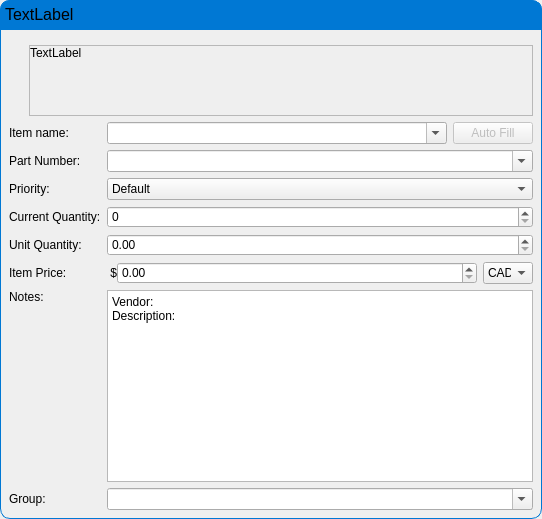
Before: the Qt Designer form ui/add_item_dialog.ui in TheCodingJsoftware/Invigo, drawn with Qt 5.
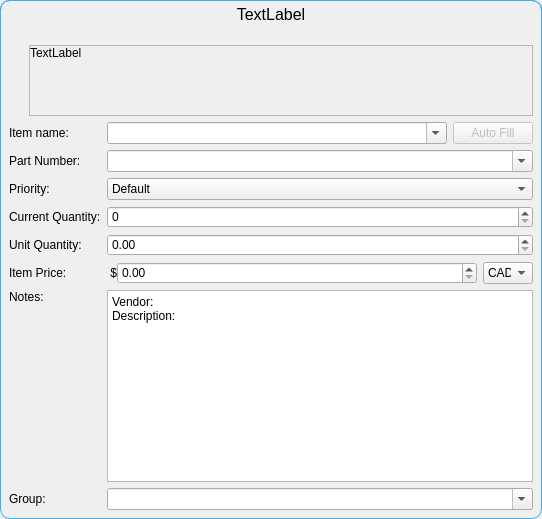
After: the same form once the commit is applied.

The edit to the form file:
```diff
--- a/ui/add_item_dialog.ui
+++ b/ui/add_item_dialog.ui
@@ -43,7 +43,7 @@
 	border-bottom-left-radius:10px;
 	border-top-right-radius:10px;
 	border-bottom-right-radius:10px;
-	border: 1px solid  rgb(0,120,212);;
+	border: 1px solid  #3daee9;
 }</string>
      </property>
      <layout class="QVBoxLayout" name="verticalLayout_3" stretch="0,0">
@@ -79,11 +79,10 @@
          </font>
         </property>
         <property name="styleSheet">
-         <string notr="true">background-color: rgb(0,120,212);
-border-top-left-radius:10px;
+         <string notr="true">border-top-left-radius:10px;
 border-top-right-radius:10px;
-border: 1px solid  rgb(0,120,212);
-</string>
+border: 1px solid  #3daee9;
+border-bottom: none;</string>
         </property>
         <property name="frameShape">
          <enum>QFrame::Box</enum>
@@ -95,7 +94,7 @@
          <string>TextLabel</string>
         </property>
         <property name="alignment">
-         <set>Qt::AlignLeading|Qt::AlignLeft|Qt::AlignTop</set>
+         <set>Qt::AlignHCenter|Qt::AlignTop</set>
         </property>
        </widget>
       </item>
```
